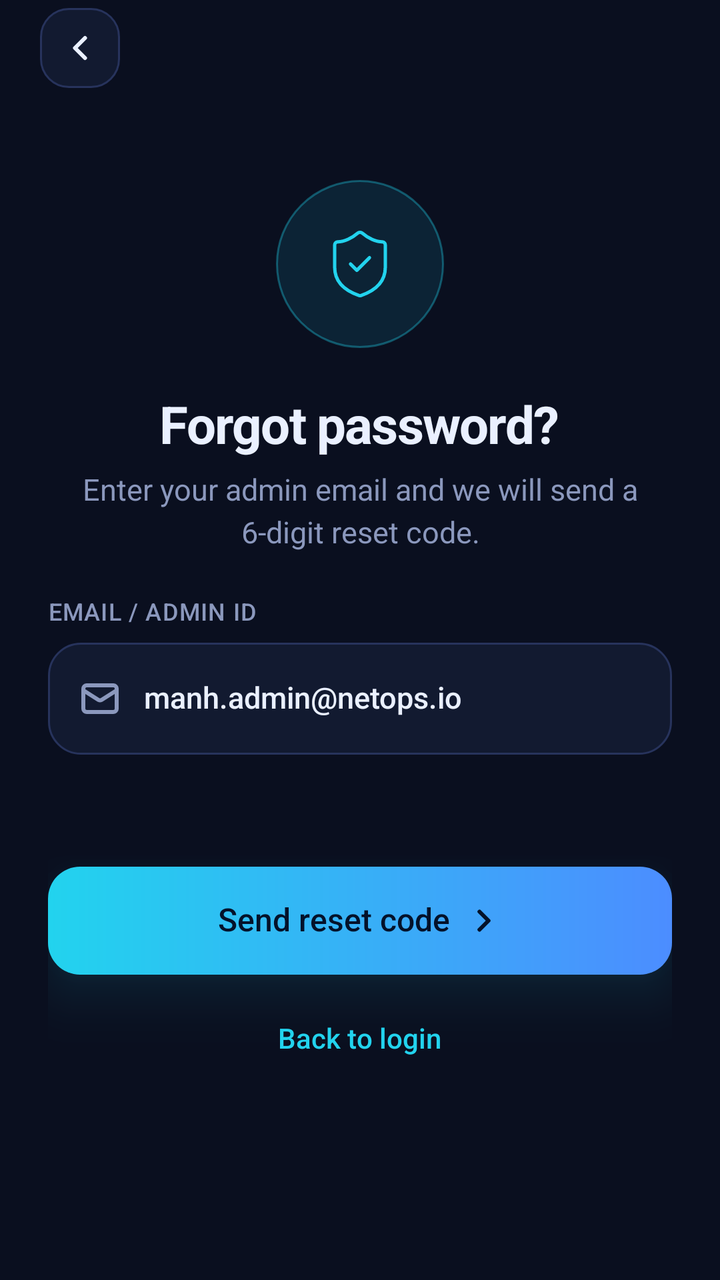
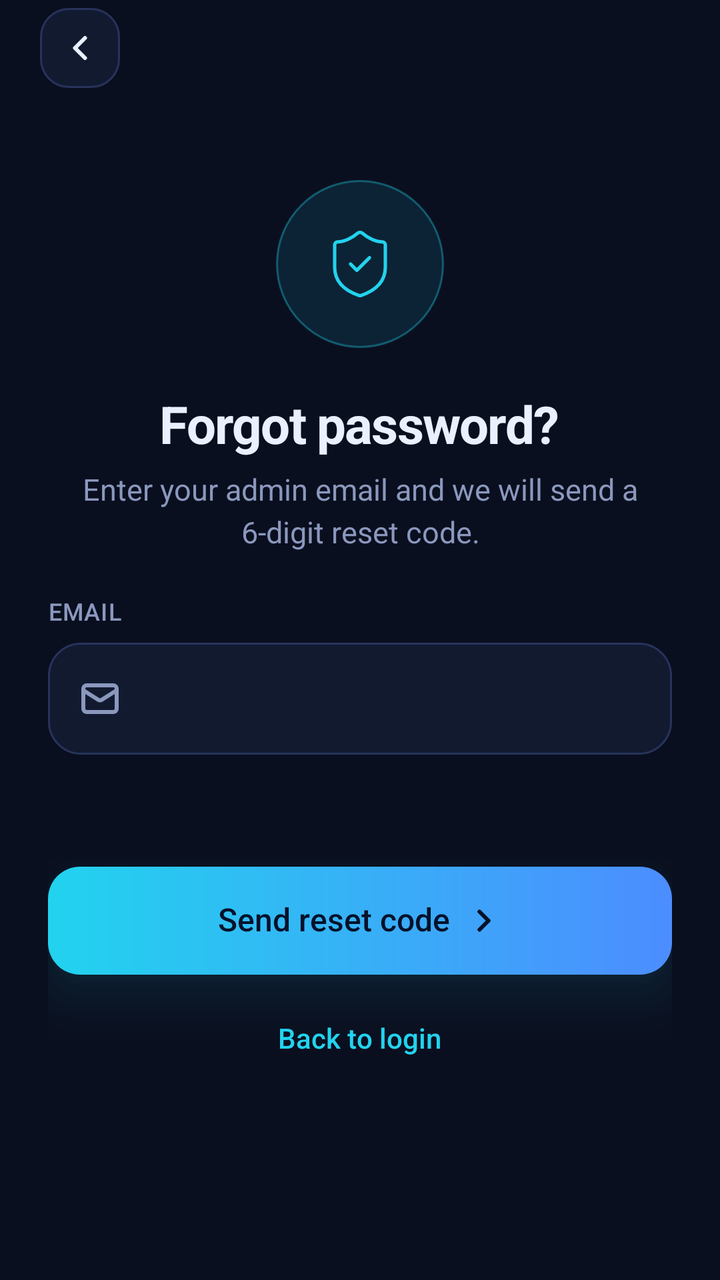

An Android layout rendered at two revisions. The XML below is the earlier revision; the diff shows what the commit changed to produce the second picture.
<!-- AndroidManifest.xml: application theme Theme.Netops -->
<!-- res/layout/fragment_forgot.xml -->
<?xml version="1.0" encoding="utf-8"?>
<LinearLayout
    android:layout_width="match_parent"
    android:layout_height="match_parent"
    xmlns:android="http://schemas.android.com/apk/res/android"
    xmlns:app="http://schemas.android.com/apk/res-auto"
    xmlns:tools="http://schemas.android.com/tools"
    android:orientation="vertical"
    tools:ignore="HardcodedText,UselessParent,UnusedAttribute,ContentDescription,Autofill,LabelFor,TextFields,RtlSymmetry,UseCompoundDrawables,ObsoleteLayoutParam">
    <LinearLayout
        android:layout_width="match_parent"
        android:layout_height="wrap_content"
        android:paddingStart="20dp"
        android:paddingEnd="20dp"
        android:paddingTop="4dp"
        android:paddingBottom="8dp"
        android:orientation="vertical">
        <FrameLayout android:id="@+id/hdr_back"
            android:layout_width="40dp"
            android:layout_height="40dp"
            android:background="@drawable/bg_f_card_s_stroke_w1_r14">
            <ImageView
                android:layout_width="20dp"
                android:layout_height="20dp"
                android:layout_gravity="center"
                android:src="@drawable/ic_back"
                android:tint="@color/text" />
        </FrameLayout>
    </LinearLayout>
    <ScrollView
        android:layout_width="match_parent"
        android:layout_height="0dp"
        android:layout_weight="1"
        android:scrollbars="none"
        android:overScrollMode="never">
        <LinearLayout
            android:layout_width="match_parent"
            android:layout_height="wrap_content"
            android:gravity="center_horizontal"
            android:paddingHorizontal="24dp"
            android:paddingVertical="10dp"
            android:divider="@drawable/gap_24"
            android:showDividers="middle"
            android:orientation="vertical">
            <Space android:layout_height="4dp"
                android:layout_width="wrap_content" />
            <FrameLayout android:layout_width="84dp"
                android:layout_height="84dp"
                android:background="@drawable/bg_oval_f_cyana10_s_cyana35_w1">
                <ImageView
                    android:layout_width="38dp"
                    android:layout_height="38dp"
                    android:layout_gravity="center"
                    android:src="@drawable/ic_shield"
                    android:tint="@color/cyan" />
            </FrameLayout>
            <LinearLayout
                android:layout_width="wrap_content"
                android:layout_height="wrap_content"
                android:gravity="center_horizontal"
                android:divider="@drawable/gap_8"
                android:showDividers="middle"
                android:orientation="vertical">
                <TextView
                    android:id="@+id/hero_title"
                    android:layout_width="wrap_content"
                    android:layout_height="wrap_content"
                    android:gravity="center"
                    style="@style/T.Bold"
                    android:textSize="26sp"
                    android:textColor="@color/text"
                    android:text="Forgot password?"
                    android:letterSpacing="-0.023" />
                <TextView
                    android:id="@+id/hero_body"
                    android:layout_width="wrap_content"
                    android:layout_height="wrap_content"
                    android:maxWidth="290dp"
                    android:gravity="center"
                    style="@style/T.Reg"
                    android:textSize="15sp"
                    android:textColor="@color/muted"
                    android:text="Enter your admin email and we will send a 6-digit reset code."
                    android:lineSpacingMultiplier="1.20" />
            </LinearLayout>
            <LinearLayout
                android:layout_width="match_parent"
                android:layout_height="wrap_content"
                android:divider="@drawable/gap_8"
                android:showDividers="middle"
                android:orientation="vertical">
                <TextView
                    android:layout_width="wrap_content"
                    android:layout_height="wrap_content"
                    style="@style/T.Semi"
                    android:textSize="12sp"
                    android:textColor="@color/muted"
                    android:text="EMAIL / ADMIN ID"
                    android:letterSpacing="0.033" />
                <LinearLayout
                    android:id="@+id/fg_in"
                    android:layout_width="match_parent"
                    android:layout_height="56dp"
                    android:paddingHorizontal="16dp"
                    android:gravity="center_vertical"
                    android:background="@drawable/bg_f_card_s_stroke_w1_r16"
                    android:divider="@drawable/gap_12"
                    android:showDividers="middle"
                    android:orientation="horizontal">
                    <ImageView
                        android:id="@+id/fg_in_icon"
                        android:layout_width="20dp"
                        android:layout_height="20dp"
                        android:src="@drawable/ic_mail"
                        android:tint="@color/muted" />
                    <EditText
                        android:id="@+id/fg_in_et"
                        android:layout_width="0dp"
                        android:layout_height="wrap_content"
                        style="@style/Input"
                        android:layout_weight="1"
                        android:inputType="textEmailAddress"
                        android:maxLines="1"
                        android:text="manh.admin@netops.io" />
                </LinearLayout>
            </LinearLayout>
            <Space android:layout_height="8dp"
                android:layout_width="wrap_content" />
            <LinearLayout
                android:id="@+id/fg_send"
                android:layout_width="match_parent"
                android:layout_height="54dp"
                android:gravity="center"
                android:paddingHorizontal="20dp"
                android:background="@drawable/bg_g_h_r16"
                android:elevation="14dp"
                android:outlineAmbientShadowColor="#8022D3EE"
                android:outlineSpotShadowColor="#8022D3EE"
                android:divider="@drawable/gap_8"
                android:showDividers="middle"
                android:orientation="horizontal">
                <TextView
                    android:layout_width="wrap_content"
                    android:layout_height="wrap_content"
                    style="@style/T.Semi"
                    android:textSize="16sp"
                    android:textColor="@color/on_cyan"
                    android:text="Send reset code" />
                <ImageView android:layout_width="18dp"
                    android:layout_height="18dp"
                    android:src="@drawable/ic_next"
                    android:tint="@color/on_cyan" />
            </LinearLayout>
            <TextView
                android:id="@+id/fg_back"
                android:layout_width="wrap_content"
                android:layout_height="wrap_content"
                style="@style/T.Semi"
                android:textSize="14sp"
                android:textColor="@color/cyan"
                android:text="Back to login" />
        </LinearLayout>
    </ScrollView>
</LinearLayout>
<!-- resources referenced by this layout -->
<resources>
  <color name="cyan">#FF22D3EE</color>
  <color name="muted">#FF8B98BD</color>
  <color name="on_cyan">#FF04122A</color>
  <color name="text">#FFEAF0FF</color>
  <!-- drawable bg_f_card_s_stroke_w1_r14 (drawable) -->
  <?xml version="1.0" encoding="utf-8"?>
  <shape xmlns:android="http://schemas.android.com/apk/res/android" android:shape="rectangle">
      <solid android:color="#FF121A30" />
      <stroke android:width="1dp" android:color="#FF27335C" />
      <corners android:radius="14dp" />
  </shape>
  <!-- drawable bg_f_card_s_stroke_w1_r16 (drawable) -->
  <?xml version="1.0" encoding="utf-8"?>
  <shape xmlns:android="http://schemas.android.com/apk/res/android" android:shape="rectangle">
      <solid android:color="#FF121A30" />
      <stroke android:width="1dp" android:color="#FF27335C" />
      <corners android:radius="16dp" />
  </shape>
  <!-- drawable bg_g_h_r16 (drawable) -->
  <?xml version="1.0" encoding="utf-8"?>
  <shape xmlns:android="http://schemas.android.com/apk/res/android" android:shape="rectangle">
      <gradient android:angle="0" android:startColor="#FF22D3EE" android:endColor="#FF4C8DFF" />
      <corners android:radius="16dp" />
  </shape>
  <!-- drawable bg_oval_f_cyana10_s_cyana35_w1 (drawable) -->
  <?xml version="1.0" encoding="utf-8"?>
  <shape xmlns:android="http://schemas.android.com/apk/res/android" android:shape="oval">
      <solid android:color="#1A22D3EE" />
      <stroke android:width="1dp" android:color="#5922D3EE" />
  </shape>
  <!-- drawable gap_12 (drawable) -->
  <?xml version="1.0" encoding="utf-8"?>
  <shape xmlns:android="http://schemas.android.com/apk/res/android" android:shape="rectangle">
      <size android:width="12dp" android:height="12dp" />
      <solid android:color="#00000000" />
  </shape>
  <!-- drawable gap_24 (drawable) -->
  <?xml version="1.0" encoding="utf-8"?>
  <shape xmlns:android="http://schemas.android.com/apk/res/android" android:shape="rectangle">
      <size android:width="24dp" android:height="24dp" />
      <solid android:color="#00000000" />
  </shape>
  <!-- drawable gap_8 (drawable) -->
  <?xml version="1.0" encoding="utf-8"?>
  <shape xmlns:android="http://schemas.android.com/apk/res/android" android:shape="rectangle">
      <size android:width="8dp" android:height="8dp" />
      <solid android:color="#00000000" />
  </shape>
  <!-- drawable ic_back (drawable) -->
  <?xml version="1.0" encoding="utf-8"?>
  <vector xmlns:android="http://schemas.android.com/apk/res/android"
      android:width="20dp" android:height="20dp"
      android:viewportWidth="20" android:viewportHeight="20">
      <group android:translateX="7.5" android:translateY="5">
          <path android:pathData="M 5 10 L 0 5 L 5 0" android:strokeColor="#FFFFFFFF" android:strokeWidth="2" android:strokeLineCap="round" android:strokeLineJoin="round" />
      </group>
  </vector>
  <!-- drawable ic_next (drawable) -->
  <?xml version="1.0" encoding="utf-8"?>
  <vector xmlns:android="http://schemas.android.com/apk/res/android"
      android:width="18dp" android:height="18dp"
      android:viewportWidth="18" android:viewportHeight="18">
      <group android:translateX="6.75" android:translateY="4.5">
          <path android:pathData="M 0 9 L 4.5 4.5 L 0 0" android:strokeColor="#FFFFFFFF" android:strokeWidth="2" android:strokeLineCap="round" android:strokeLineJoin="round" />
      </group>
  </vector>
  <style name="T.Bold">
          <item name="android:fontFamily">sans-serif</item>
          <item name="android:textStyle">bold</item>
      </style>
  <style name="T.Reg"><item name="android:fontFamily">sans-serif</item></style>
  <style name="T.Semi"><item name="android:fontFamily">sans-serif-medium</item></style>
  <color name="dim">#FF5C6891</color>
  <!-- drawable cursor_cyan (drawable) -->
  <?xml version="1.0" encoding="utf-8"?>
  <shape xmlns:android="http://schemas.android.com/apk/res/android" android:shape="rectangle">
      <solid android:color="@color/cyan" />
      <size android:width="2dp" />
  </shape>
  <color name="bg">#FF0A0F1F</color>
  <!-- unchanged entries left out for length: 4 -->
</resources>

<!-- the commit's change to res/layout/fragment_forgot.xml (unified diff, before → after) -->
@@ -95,7 +95,7 @@
                     style="@style/T.Semi"
                     android:textSize="12sp"
                     android:textColor="@color/muted"
-                    android:text="EMAIL / ADMIN ID"
+                    android:text="EMAIL"
                     android:letterSpacing="0.033" />
                 <LinearLayout
                     android:id="@+id/fg_in"
@@ -120,8 +120,7 @@
                         style="@style/Input"
                         android:layout_weight="1"
                         android:inputType="textEmailAddress"
-                        android:maxLines="1"
-                        android:text="manh.admin@netops.io" />
+                        android:maxLines="1" />
                 </LinearLayout>
             </LinearLayout>
             <Space android:layout_height="8dp"
